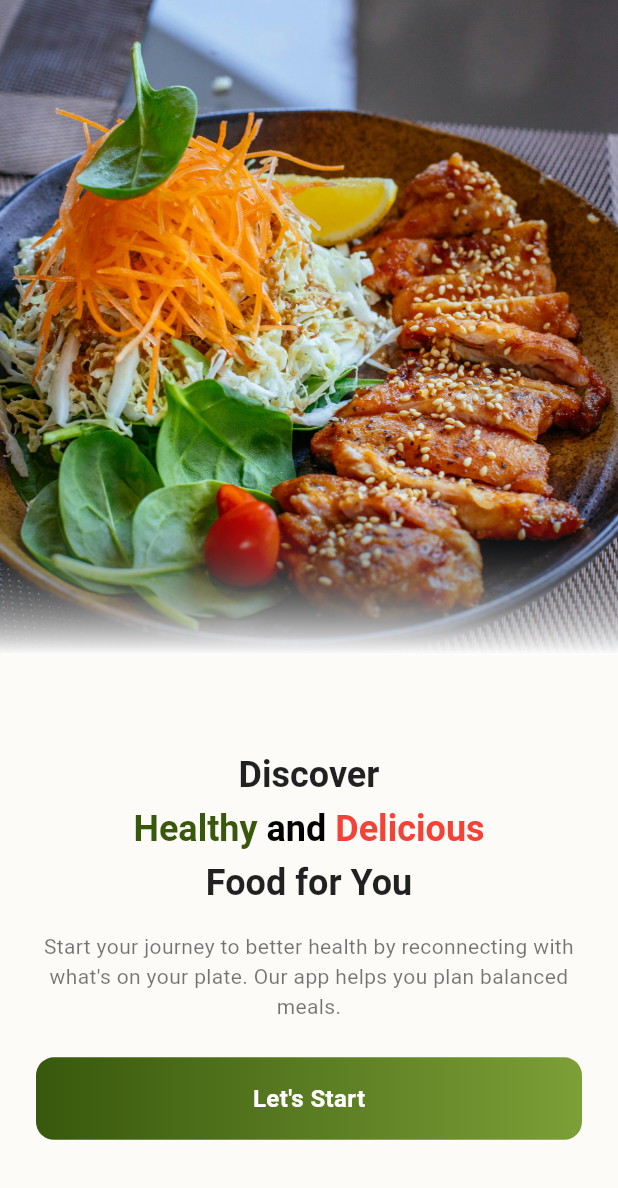
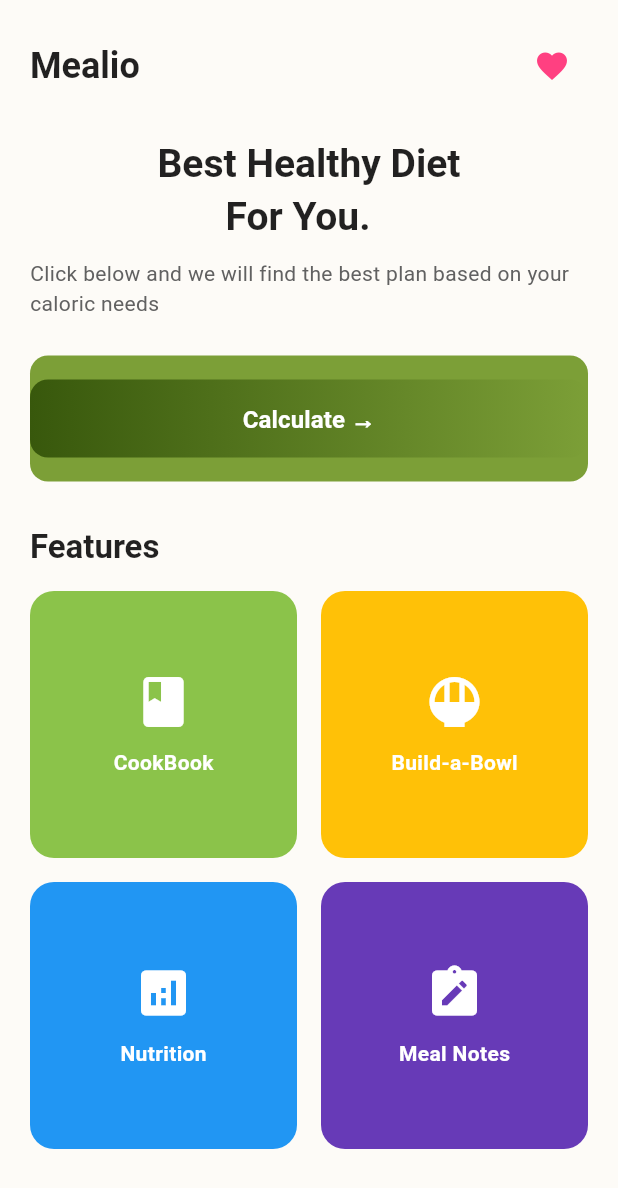
Before and after one commit to aqsa890/meal_planner, a Flutter app: the HomeView screen opened directly, after a tap on "Let's Start", on a phone screen of 412 x 824 dp. Shown: the top 1188 px of the screen. Run offline on Flutter 3.47's test engine with Material 3 defaults, Android fonts, the phone set to English and light mode, and no system bars; our stand-ins replace get, hive, hive_flutter, smooth_page_indicator; accounts and stored records are empty.

```diff
--- a/lib/core/themes/app_theme.dart
+++ b/lib/core/themes/app_theme.dart
@@ -8,6 +8,13 @@ class AppTheme {
   static const Color darkBackground = Color(0xFF121212);
   static const Color surfaceLight = Color(0xFFFFFFFF);
   static const Color surfaceDark = Color(0xFF1E1E1E);
+
+  // Dashboard specific (from your image)
+  static const caloriesCard = Color(0xFF4DB6AC); // teal
+  static const mealsCard = Color(0xFF9575CD); // purple
+  static const cookbookCard = Color(0xFFFFB74D); // orange
+  static const notesCard = Color(0xFF64B5F6); // light blue
+  static const recipesCard = Color(0xFFE57373);
 
   static ThemeData lightTheme = ThemeData(
     useMaterial3: true,
--- /dev/null
+++ b/lib/presentation/views/Dashboard/dashboard_view.dart
@@ -0,0 +1,186 @@
+import 'package:flutter/material.dart';
+import 'package:meal_planner/presentation/views/CalculateCalories/calculateCalories_view.dart';
+
+class Dashboard extends StatelessWidget {
+  const Dashboard({super.key});
+
+  @override
+  Widget build(BuildContext context) {
+    final theme = Theme.of(context);
+
+    return Scaffold(
+      body: SafeArea(
+        child: SingleChildScrollView(
+          padding: const EdgeInsets.all(20),
+          child: Column(
+            crossAxisAlignment: CrossAxisAlignment.start,
+            children: [
+              // Top Row: Title + Favourites
+              Row(
+                mainAxisAlignment: MainAxisAlignment.spaceBetween,
+                children: [
+                  Text(
+                    "Mealio",
+                    style: theme.textTheme.headlineSmall?.copyWith(
+                      fontWeight: FontWeight.bold,
+                      fontSize: 24,
+                    ),
+                  ),
+                  IconButton(
+                    icon: const Icon(Icons.favorite, color: Colors.pinkAccent),
+                    onPressed: () {
+                      // TODO: Navigate to favourites page
+                    },
+                  ),
+                ],
+              ),
+              const SizedBox(height: 24),
+
+              // Heading
+              Center(
+                child: Text(
+                  "Best Healthy Diet\n       For You.",
+                  style: theme.textTheme.headlineSmall?.copyWith(
+                    fontWeight: FontWeight.bold,
+                    fontSize: 26,
+                  ),
+                ),
+              ),
+              const SizedBox(height: 10),
+
+              // Subtitle
+              Text(
+                "Click below and we will find the best plan based on your caloric needs",
+                style: theme.textTheme.bodyMedium?.copyWith(
+                  color: Colors.grey[700],
+                ),
+              ),
+              const SizedBox(height: 25),
+
+              // Calculate Button with Gradient
+              SizedBox(
+                width: double.infinity,
+                child: ElevatedButton(
+                  style: ElevatedButton.styleFrom(
+                    padding: const EdgeInsets.symmetric(vertical: 16),
+                    shape: RoundedRectangleBorder(
+                      borderRadius: BorderRadius.circular(12),
+                    ),
+                    backgroundColor: Colors.transparent,
+                    shadowColor: Colors.transparent,
+                  ).copyWith(
+                    backgroundColor: WidgetStateProperty.resolveWith(
+                      (states) => null,
+                    ),
+                  ),
+                  onPressed: () {
+                    Navigator.push(
+                      context,
+                      MaterialPageRoute(
+                        builder: (context) => const CalculateCaloriesScreen(),
+                      ),
+                    );
+                  },
+                  child: Ink(
+                    decoration: BoxDecoration(
+                      gradient: LinearGradient(
+                        colors: [
+                          theme.colorScheme.primary,
+                          theme.colorScheme.secondary,
+                        ],
+                      ),
+                      borderRadius: BorderRadius.circular(12),
+                    ),
+                    child: Container(
+                      alignment: Alignment.center,
+                      padding: const EdgeInsets.symmetric(vertical: 14),
+                      child: const Text(
+                        "Calculate →",
+                        style: TextStyle(
+                          fontSize: 16,
+                          fontWeight: FontWeight.bold,
+                          color: Colors.white,
+                        ),
+                      ),
+                    ),
+                  ),
+                ),
+              ),
+              const SizedBox(height: 30),
+
+              // Features Section
+              Text(
+                "Features",
+                style: theme.textTheme.titleLarge?.copyWith(
+                  fontWeight: FontWeight.bold,
+                ),
+              ),
+              const SizedBox(height: 15),
+
+              // Feature Cards
+              GridView.count(
+                crossAxisCount: 2,
+                shrinkWrap: true,
+                physics: const NeverScrollableScrollPhysics(),
+                mainAxisSpacing: 16,
+                crossAxisSpacing: 16,
+                children: [
+                  _buildFeatureCard(
+                    color: Colors.lightGreen,
+                    icon: Icons.book,
+                    title: "CookBook",
+                  ),
+                  _buildFeatureCard(
+                    color: Colors.amber,
+                    icon: Icons.rice_bowl,
+                    title: "Build-a-Bowl",
+                  ),
+                  _buildFeatureCard(
+                    color: Colors.blue,
+                    icon: Icons.analytics,
+                    title: "Nutrition",
+                  ),
+                  _buildFeatureCard(
+                    color: Colors.deepPurple,
+                    icon: Icons.note_alt,
+                    title: "Meal Notes",
+                  ),
+                ],
+              ),
+            ],
+          ),
+        ),
+      ),
+    );
+  }
+
+  Widget _buildFeatureCard({
+    required Color color,
+    required IconData icon,
+    required String title,
+  }) {
+    return Container(
+      decoration: BoxDecoration(
+        color: color,
+        borderRadius: BorderRadius.circular(16),
+      ),
+      child: Center(
+        child: Column(
+          mainAxisSize: MainAxisSize.min,
+          children: [
+            Icon(icon, size: 40, color: Colors.white),
+            const SizedBox(height: 10),
+            Text(
+              title,
+              style: const TextStyle(
+                fontWeight: FontWeight.bold,
+                fontSize: 14,
+                color: Colors.white,
+              ),
+            ),
+          ],
+        ),
+      ),
+    );
+  }
+}
--- a/lib/presentation/views/Home/home_view.dart
+++ b/lib/presentation/views/Home/home_view.dart
@@ -1,4 +1,5 @@
 import 'package:flutter/material.dart';
+import 'package:meal_planner/presentation/views/Dashboard/dashboard_view.dart';
 
 class HomeView extends StatelessWidget {
   const HomeView({super.key});
@@ -13,27 +14,29 @@ class HomeView extends StatelessWidget {
         children: [
           // Top image with fixed height
           SizedBox(
-            height: MediaQuery.of(context).size.height * 0.53, // 53% of screen
+            height: MediaQuery.of(context).size.height * 0.53,
             width: double.infinity,
             child: Stack(
               children: [
                 Image.asset(
-                  "assets/images/meal1.jpg", // your image
+                  "assets/images/meal1.jpg",
                   fit: BoxFit.cover,
                   width: double.infinity,
                 ),
-
-                // Blur-like gradient fade at bottom of image
+                // Gradient fade at bottom of image
                 Positioned.fill(
                   child: Align(
                     alignment: Alignment.bottomCenter,
                     child: Container(
                       height: 100,
-                      decoration: const BoxDecoration(
+                      decoration: BoxDecoration(
                         gradient: LinearGradient(
                           begin: Alignment.topCenter,
                           end: Alignment.bottomCenter,
-                          colors: [Colors.transparent, Colors.white],
+                          colors: [
+                            Colors.transparent,
+                            theme.scaffoldBackgroundColor,
+                          ],
                         ),
                       ),
                     ),
@@ -50,7 +53,7 @@ class HomeView extends StatelessWidget {
               child: Column(
                 mainAxisAlignment: MainAxisAlignment.center,
                 children: [
-                  // Headline split into multiple lines with styles
+                  // Headline split into multiple lines
                   Column(
                     crossAxisAlignment: CrossAxisAlignment.center,
                     children: [
@@ -59,7 +62,7 @@ class HomeView extends StatelessWidget {
                         textAlign: TextAlign.center,
                         style: theme.textTheme.headlineSmall?.copyWith(
                           fontWeight: FontWeight.bold,
-                          color: Colors.black87,
+                          color: theme.colorScheme.onSurface,
                         ),
                       ),
                       const SizedBox(height: 4),
@@ -68,18 +71,16 @@ class HomeView extends StatelessWidget {
                         text: TextSpan(
                           style: theme.textTheme.headlineSmall?.copyWith(
                             fontWeight: FontWeight.bold,
+                            color: theme.colorScheme.onSurface,
                           ),
                           children: [
                             TextSpan(
                               text: "Healthy ",
                               style: TextStyle(color: colorScheme.primary),
                             ),
+                            const TextSpan(text: "and "),
                             TextSpan(
-                              text: "and",
-                              style: const TextStyle(color: Colors.black),
-                            ),
-                            TextSpan(
-                              text: " Delicious",
+                              text: "Delicious",
                               style: const TextStyle(color: Colors.red),
                             ),
                           ],
@@ -91,7 +92,7 @@ class HomeView extends StatelessWidget {
                         textAlign: TextAlign.center,
                         style: theme.textTheme.headlineSmall?.copyWith(
                           fontWeight: FontWeight.bold,
-                          color: Colors.black87,
+                          color: theme.colorScheme.onSurface,
                         ),
                       ),
                     ],
@@ -102,7 +103,7 @@ class HomeView extends StatelessWidget {
                     "Start your journey to better health by reconnecting with what's on your plate. Our app helps you plan balanced meals.",
                     textAlign: TextAlign.center,
                     style: theme.textTheme.bodyMedium?.copyWith(
-                      color: Colors.black54,
+                      color: theme.colorScheme.onSurface.withOpacity(0.7),
                     ),
                   ),
                   const SizedBox(height: 24),
@@ -110,7 +111,12 @@ class HomeView extends StatelessWidget {
                   // Gradient button
                   GestureDetector(
                     onTap: () {
-                      // TODO: navigate to next screen
+                      Navigator.push(
+                        context,
+                        MaterialPageRoute(
+                          builder: (context) => const Dashboard(),
+                        ),
+                      );
                     },
                     child: Container(
                       width: double.infinity,
@@ -121,10 +127,7 @@ class HomeView extends StatelessWidget {
                       decoration: BoxDecoration(
                         borderRadius: BorderRadius.circular(12),
                         gradient: LinearGradient(
-                          colors: [
-                            colorScheme.primary, // primary green
-                            colorScheme.secondary, // secondary green
-                          ],
+                          colors: [colorScheme.primary, colorScheme.secondary],
                         ),
                       ),
                       child: const Center(
```
Also changed, not shown: lib/presentation/views/CalculateCalories/calculateCalories_view.dart (added, +146 -0 lines).
